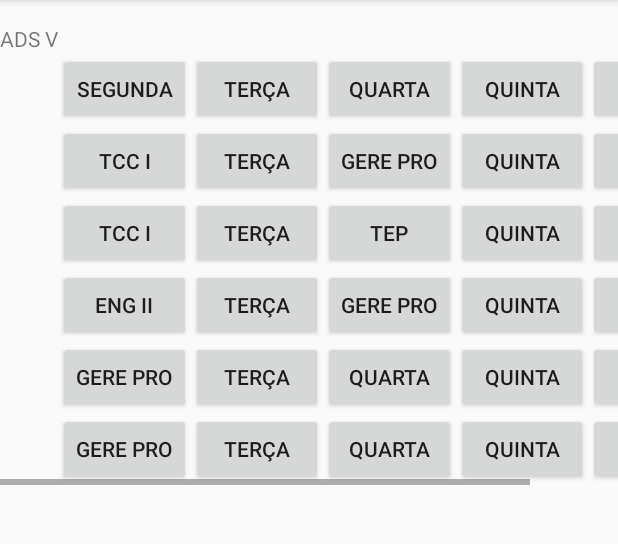
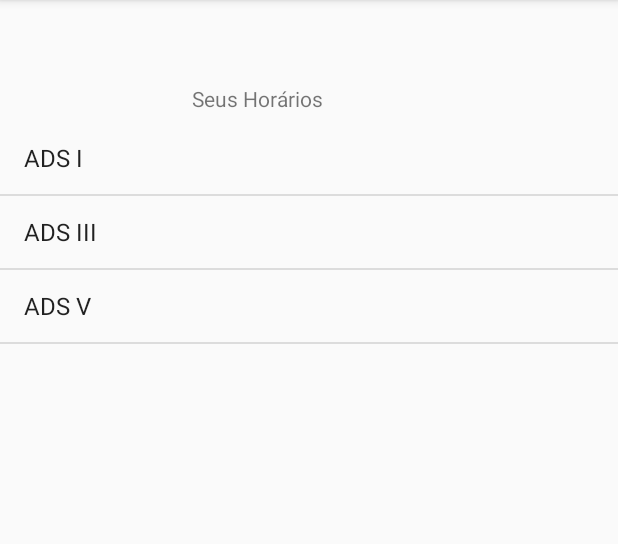
Before and after one commit to HipolitoJr/AppClassroomIFPI, an Android app: the screen it shows after launch (HorarioHome before the commit, HomeHorarios after it), in the side drawer, after a tap on "Horarios", on a phone screen of 412 x 824 dp, the part 84-628 px from its top. Run offline under Robolectric (Android 15) with nearby library versions, the phone set to English and light mode, and no system bars.

Commit message:
Update Horario

```diff
--- a/app/src/main/AndroidManifest.xml
+++ b/app/src/main/AndroidManifest.xml
@@ -9,7 +9,9 @@
         android:roundIcon="@mipmap/ic_launcher_round"
         android:supportsRtl="true"
         android:theme="@style/AppTheme">
-        <activity android:name=".HorarioDetail"></activity>
+        <activity android:name=".HorarioList"></activity>
+        <activity android:name=".HomeHorarios" />
+        <activity android:name=".HorarioDetail" />
         <activity android:name=".HorarioHome" />
         <activity
             android:name=".MainActivity"
--- /dev/null
+++ b/app/src/main/java/com/example/classroom/HomeHorarios.java
@@ -0,0 +1,40 @@
+package com.example.classroom;
+
+import android.content.Intent;
+import android.support.v7.app.AppCompatActivity;
+import android.os.Bundle;
+import android.view.View;
+import android.widget.AdapterView;
+import android.widget.ArrayAdapter;
+import android.widget.ListView;
+
+import java.util.ArrayList;
+import java.util.Arrays;
+import java.util.List;
+
+public class HomeHorarios extends AppCompatActivity {
+    private ListView lista;
+    @Override
+    protected void onCreate(Bundle savedInstanceState) {
+        super.onCreate(savedInstanceState);
+        setContentView(R.layout.activity_home_horarios);
+        lista = (ListView) findViewById(R.id.list_turmas);
+        String[] turmas = new String[] {"ADS I", "ADS III", "ADS V"};
+        List<String> turmas_list = new ArrayList<String>(Arrays.asList(turmas));
+        ArrayAdapter<String> arrayAdapter = new ArrayAdapter<String>(this, android.R.layout.simple_list_item_1, turmas_list);
+        lista.setAdapter(arrayAdapter);
+        lista.setOnItemClickListener(new AdapterView.OnItemClickListener(){
+            @Override
+            public void onItemClick(AdapterView<?> parent, View view, int position, long id){
+                String selectedItem = (String) parent.getItemAtPosition(position);
+                goHorario(view, selectedItem);
+
+            }
+        });
+    }
+    public void goHorario(View v, String item){
+        Intent intent = new Intent(this, HorarioList.class);
+        intent.putExtra("item",item);
+        startActivity(intent);
+    }
+}
--- a/app/src/main/java/com/example/classroom/MainActivity.java
+++ b/app/src/main/java/com/example/classroom/MainActivity.java
@@ -94,7 +94,7 @@ public class MainActivity extends AppCompatActivity
         } else if (id == R.id.nav_send) {
 
         } else if (id == R.id.nav_horario){
-            Intent intent = new Intent(this, HorarioHome.class);
+            Intent intent = new Intent(this, HomeHorarios.class);
             startActivity(intent);
         }
 
--- /dev/null
+++ b/app/src/main/res/layout/activity_home_horarios.xml
@@ -0,0 +1,29 @@
+<?xml version="1.0" encoding="utf-8"?>
+<LinearLayout xmlns:android="http://schemas.android.com/apk/res/android"
+    xmlns:app="http://schemas.android.com/apk/res-auto"
+    xmlns:tools="http://schemas.android.com/tools"
+    android:layout_width="match_parent"
+    android:layout_height="match_parent"
+    android:orientation="vertical"
+    tools:context=".HomeHorarios">
+
+    <TextView
+        android:id="@+id/txt_title_horario"
+        android:layout_width="107dp"
+        android:layout_height="25dp"
+        android:layout_marginStart="128dp"
+        android:layout_marginLeft="128dp"
+        android:layout_marginTop="56dp"
+        android:text="Seus Horários" />
+
+    <LinearLayout
+        android:layout_width="match_parent"
+        android:layout_height="match_parent">
+
+        <ListView
+            android:id="@+id/list_turmas"
+            android:layout_width="match_parent"
+            android:layout_height="match_parent"></ListView>
+    </LinearLayout>
+
+</LinearLayout>
--- a/app/src/main/res/layout/activity_horario_home.xml
+++ b/app/src/main/res/layout/activity_horario_home.xml
@@ -7,8 +7,14 @@
     android:paddingBottom="@dimen/activity_vertical_margin"
 
     android:paddingTop="@dimen/activity_vertical_margin"
+    android:orientation="vertical"
     tools:context=".HorarioHome">
-
+    <TextView
+        android:id="@+id/txt_title_home"
+        android:text="Turma"
+        android:textAlignment="center"
+        android:layout_width="wrap_content"
+        android:layout_height="wrap_content" />
 <ScrollView
     android:layout_width="match_parent"
     android:layout_height="match_parent">
@@ -19,13 +25,8 @@
 <TableLayout
     android:layout_width="match_parent"
     android:layout_height="match_parent">
-    <TableRow>
-        <TextView
-            android:text="ADS V"
-            android:textAlignment="center"
-            android:layout_width="wrap_content"
-            android:layout_height="wrap_content" />
-    </TableRow>
+
+
 <TableRow>
     <Button
         android:id="@+id/bt_segunga"
```
Also changed, not shown: app/src/main/java/com/example/classroom/HorarioHome.java (+8 -0 lines), app/src/main/java/com/example/classroom/HorarioList.java (added, +58 -0 lines), app/src/main/res/layout/activity_horario_list.xml (added, +26 -0 lines).
